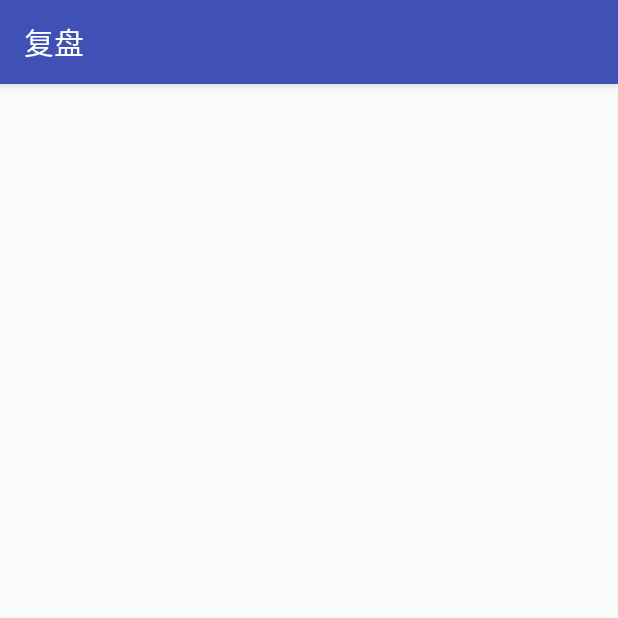
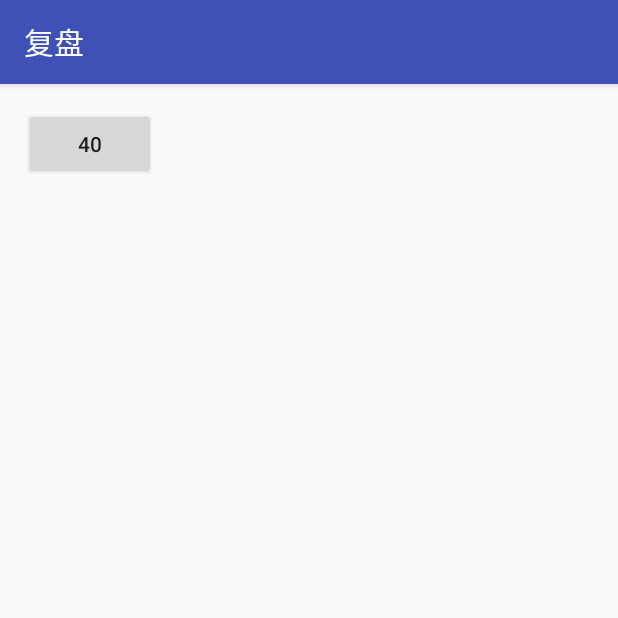
Before and after one commit to Zing22/Android-proj, an Android app: the screen it shows after launch (ReplayActivity before the commit, ReplaysActivity after it), after a tap on "复盘", on a phone screen of 412 x 824 dp, the top half of it. Run offline under Robolectric (Android 15) with nearby library versions, the phone set to English and light mode, and no system bars.

```diff
--- a/DragRacing/app/build.gradle
+++ b/DragRacing/app/build.gradle
@@ -29,5 +29,6 @@ dependencies {
         // excluding org.json which is provided by Android
         exclude group: 'org.json', module: 'json'
     }
+    compile 'com.github.Cutta:GifView:1.1'
     testCompile 'junit:junit:4.12'
 }
--- a/DragRacing/app/src/main/AndroidManifest.xml
+++ b/DragRacing/app/src/main/AndroidManifest.xml
@@ -34,8 +34,10 @@
         <activity android:name=".SRoomActivity" />
         <activity android:name=".SPlayActivity" />
         <activity
-            android:name=".ReplayActivity"
-            android:label="@string/replay_ac_title"></activity>
+            android:name=".ReplayActivity" />
+        <activity
+            android:name=".ReplaysActivity"
+            android:label="@string/replays_ac_title"></activity>
     </application>
 
 </manifest>
--- a/DragRacing/app/src/main/java/com/dragracing/dragracing/MainActivity.java
+++ b/DragRacing/app/src/main/java/com/dragracing/dragracing/MainActivity.java
@@ -50,12 +50,12 @@ public class MainActivity extends AppCompatActivity {
         });
 
         //复盘按钮事件
-        Button btn_replay = (Button)this.findViewById(R.id.button_replay);
-        btn_replay.setOnClickListener(new View.OnClickListener() {
+        Button btn_replays = (Button)this.findViewById(R.id.button_replays);
+        btn_replays.setOnClickListener(new View.OnClickListener() {
             @Override
             public void onClick(View view) {
                 Intent intent = new Intent();
-                intent.setClass(MainActivity.this, ReplayActivity.class);
+                intent.setClass(MainActivity.this, ReplaysActivity.class);
                 startActivity(intent);
             }
         });
--- /dev/null
+++ b/DragRacing/app/src/main/java/com/dragracing/dragracing/ReplaysActivity.java
@@ -0,0 +1,81 @@
+package com.dragracing.dragracing;
+
+import android.content.DialogInterface;
+import android.os.AsyncTask;
+import android.os.SystemClock;
+import android.support.v7.app.AlertDialog;
+import android.support.v7.app.AppCompatActivity;
+import android.os.Bundle;
+import android.view.View;
+import android.widget.Button;
+import android.widget.EditText;
+
+import java.util.ArrayList;
+
+public class ReplaysActivity extends AppCompatActivity {
+    Button btn;
+
+    @Override
+    protected void onCreate(Bundle savedInstanceState) {
+        super.onCreate(savedInstanceState);
+        setContentView(R.layout.activity_replays);
+
+        btn = (Button)this.findViewById(R.id.button);
+        btn.setOnClickListener(new View.OnClickListener() {
+            @Override
+            public void onClick(View view) {
+                showDialog();
+            }
+        });
+
+        MyTask myTask = new MyTask();
+        myTask.execute();
+    }
+
+    public void showDialog(){
+        AlertDialog.Builder builder = new AlertDialog.Builder(ReplaysActivity.this);
+        builder.setTitle("提示");
+        builder.setMessage("哈哈?");
+        builder.setPositiveButton("确定", new DialogInterface.OnClickListener() {
+            @Override
+            public void onClick(DialogInterface dialogInterface, int i) {
+                dialogInterface.dismiss();
+            }
+        });
+        builder.setNegativeButton("取消", new DialogInterface.OnClickListener() {
+            @Override
+            public void onClick(DialogInterface dialogInterface, int i) {
+                dialogInterface.dismiss();
+                ReplaysActivity.this.finish();
+            }
+        });
+        builder.setView(new EditText(this));
+        builder.create().show();
+    }
+
+    class MyTask extends AsyncTask<Void, Void, Boolean> {
+        int k;
+
+        @Override
+        protected void onPreExecute(){
+
+        }
+        @Override
+        protected Boolean doInBackground(Void... params){
+            for(k=0;k<40;++k){
+                SystemClock.sleep(1000);
+                publishProgress();
+            }
+
+            return true;
+        }
+        @Override
+        protected void onProgressUpdate(Void... values){
+            btn.setText(String.valueOf(k));
+        }
+        @Override
+        protected void onPostExecute(Boolean result) {
+
+        }
+    }
+}
--- a/DragRacing/app/src/main/res/layout/activity_main.xml
+++ b/DragRacing/app/src/main/res/layout/activity_main.xml
@@ -45,7 +45,7 @@
             android:layout_height="0dp"
             android:layout_weight="0.12"
             android:text="复盘"
-            android:id="@+id/button_replay" />
+            android:id="@+id/button_replays" />
 
         <Button
             android:layout_width="match_parent"
--- /dev/null
+++ b/DragRacing/app/src/main/res/layout/activity_replays.xml
@@ -0,0 +1,24 @@
+<?xml version="1.0" encoding="utf-8"?>
+<RelativeLayout xmlns:android="http://schemas.android.com/apk/res/android"
+    xmlns:tools="http://schemas.android.com/tools"
+    android:id="@+id/activity_replays"
+    android:layout_width="match_parent"
+    android:layout_height="match_parent"
+    android:paddingBottom="@dimen/activity_vertical_margin"
+    android:paddingLeft="@dimen/activity_horizontal_margin"
+    android:paddingRight="@dimen/activity_horizontal_margin"
+    android:paddingTop="@dimen/activity_vertical_margin"
+    tools:context="com.dragracing.dragracing.ReplaysActivity">
+
+    <LinearLayout
+        android:orientation="vertical"
+        android:layout_width="match_parent"
+        android:layout_height="match_parent">
+
+        <Button
+            android:text="Button"
+            android:layout_width="wrap_content"
+            android:layout_height="wrap_content"
+            android:id="@+id/button" />
+    </LinearLayout>
+</RelativeLayout>
--- a/DragRacing/app/src/main/res/values/strings.xml
+++ b/DragRacing/app/src/main/res/values/strings.xml
@@ -5,7 +5,7 @@
     <string name="rooms_ac_title">房间</string>
     <string name="room_ac_title">玩家xxx的房间</string>
     <string name="play_ac_title">不知道什么标题</string>
-    <string name="replay_ac_title">复盘</string>
+    <string name="replays_ac_title">复盘</string>
 
     <string name="image_air_scaleX">0.3</string>
     <string name="image_air_scaleY">0.3</string>
--- a/DragRacing/build.gradle
+++ b/DragRacing/build.gradle
@@ -15,6 +15,9 @@ buildscript {
 allprojects {
     repositories {
         jcenter()
+        maven{
+            url "https://jitpack.io"
+        }
     }
 }
 
```
Also changed, not shown: DragRacing/app/src/main/java/com/dragracing/dragracing/SPlayActivity.java (+103 -4 lines), DragRacing/app/src/main/res/layout/activity_splay.xml (+22 -0 lines), DragRacing/app/src/main/res/drawable-xxhdpi/dice1.png (added), DragRacing/app/src/main/res/drawable-xxhdpi/dice2.png (added), DragRacing/app/src/main/res/drawable-xxhdpi/dice3.png (added), DragRacing/app/src/main/res/drawable-xxhdpi/dice4.png (added), DragRacing/app/src/main/res/drawable-xxhdpi/dice5.png (added), DragRacing/app/src/main/res/drawable-xxhdpi/dice6.png (added), DragRacing/app/src/main/res/drawable-xxhdpi/waiting.gif (added).
